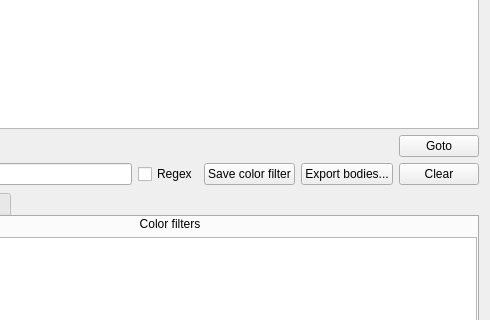
janelia-flyem/NeuTu, file neurolabi/gui/dialogs/flyembodyinfodialog.ui: the form before one commit; both pictures show x 150 to 640 and y 232 to 552 of the 640 by 800 pixel window.
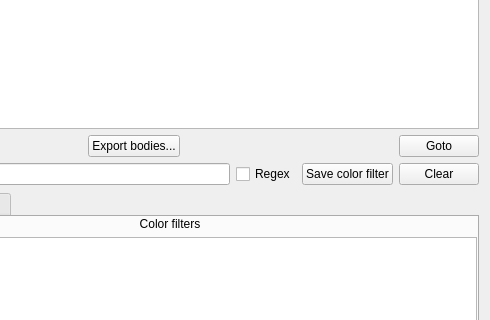
The form after the commit.

Commit message: first implementation of loading all body info from DVID; not in final form; includes beginning of associated miscellaneous UI changes

```diff
--- a/neurolabi/gui/dialogs/flyembodyinfodialog.ui
+++ b/neurolabi/gui/dialogs/flyembodyinfodialog.ui
@@ -71,6 +71,13 @@
        </property>
       </widget>
      </item>
+     <item>
+      <widget class="QPushButton" name="exportBodiesButton">
+       <property name="text">
+        <string>Export bodies...</string>
+       </property>
+      </widget>
+     </item>
      <item>
       <spacer name="horizontalSpacer_2">
        <property name="orientation">
@@ -126,13 +133,6 @@
        </property>
       </widget>
      </item>
-     <item>
-      <widget class="QPushButton" name="exportBodiesButton">
-       <property name="text">
-        <string>Export bodies...</string>
-       </property>
-      </widget>
-     </item>
      <item>
       <widget class="QPushButton" name="clearFilterButton">
        <property name="text">
```
Left out of the diff: 2 changed lines with no effect on the pictures. The commit also changes 2 other files.
